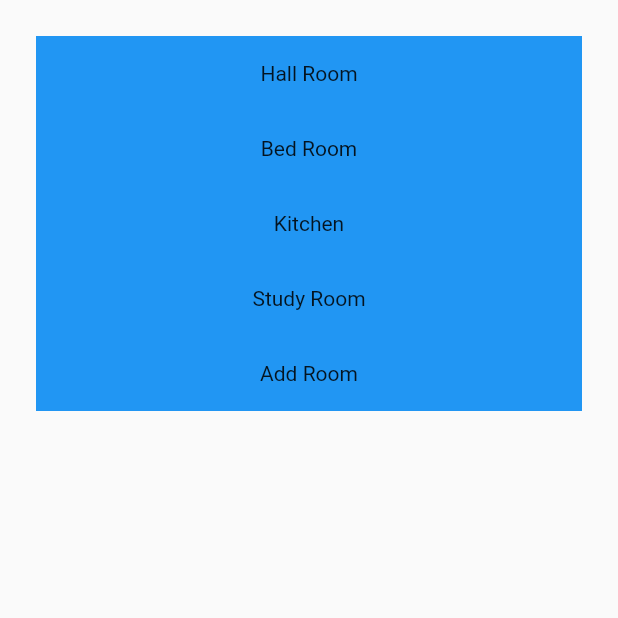
After one commit to Vedarutvija/flutter_iot, a Flutter app: the SettingsPage screen opened directly, on a phone screen of 412 x 824 dp, the top half of it. The commit adds this screen. Run offline on Flutter 3.47's test engine with Material 2 defaults, Android fonts, the phone set to English and light mode, and no system bars; our stand-ins replace curved_navigation_bar, flutter_settings_screens.

Commit message:
Settings issue closed

```diff
--- /dev/null
+++ b/lib/Screens/RoomSettings.dart
@@ -0,0 +1,115 @@
+import 'package:flutter/cupertino.dart';
+import 'package:flutter/material.dart';
+import 'package:flutter_settings_screens/flutter_settings_screens.dart';
+class SettingsPage extends StatefulWidget {
+  // const SettingsPage({Key? key}) : super(key: key);
+
+  @override
+  _SettingsPageState createState() => _SettingsPageState();
+}
+
+class _SettingsPageState extends State<SettingsPage> {
+  @override
+  Widget build(BuildContext context) => Scaffold (
+   body: SafeArea(
+      child: ListView(
+        padding: EdgeInsets.all(24),
+        children: [
+          Column(
+            children: <Widget>[
+              Container(
+                height: 50,
+                color: Colors.blue[500],
+                child: const Center(child: Text('Hall Room'))
+              ),
+              Container(
+                  height: 50,
+                  color: Colors.blue[500],
+                  child: const Center(child: Text('Bed Room'))
+
+              ),
+              Container(
+                  height: 50,
+                  color: Colors.blue[500],
+                  child: const Center(child: Text('Kitchen'))
+
+              ),
+              Container(
+                  height: 50,
+                  color: Colors.blue[500],
+                  child: const Center(child: Text('Study Room'))
+
+              ),
+              Container(
+                  height: 50,
+                  color: Colors.blue[500],
+                  child: const Center(child: Text('Add Room'))
+
+              ),
+              // SettingsGroup(
+              //   title: 'A',
+              //   children: [
+              //     Column(
+              //       children: [
+              // ]
+              // ),
+              // ],
+              // )
+            ],
+          ),
+        ],
+      ),
+  ),
+  );
+
+}
+
+// import 'package:untitled/Screens/HomePage.dart';
+//
+// void main() => runApp(MaterialApp(
+//   home: settings(),
+// ));
+//
+// class settings extends StatelessWidget {
+//   const settings({Key? key}) : super(key: key);
+//   @override
+//   Widget build(BuildContext context) {
+//     return Scaffold(
+//       body: Container(
+//         child: Column(
+//           children: [
+//             ListView(
+//               children: <Widget>[
+//                 Container(
+//                   height: 50,
+//                   color: Colors.blue[600],
+//                   child: const Center(child: Text('Living Room')),
+//                 ),
+//                 Container(
+//                   height: 50,
+//                   color: Colors.amber[500],
+//                   child: const Center(child: Text('Bed Room')),
+//                 ),
+//                 Container(
+//                   height: 50,
+//                   color: Colors.amber[100],
+//                   child: const Center(child: Text('Study Room')),
+//                 ),
+//                 Container(
+//                   height: 50,
+//                   color: Colors.blue[600],
+//                   child: const Center(child: Text('Kitchen')),
+//                 ),
+//                 Container(
+//                   height: 50,
+//                   color: Colors.blue[600],
+//                   child: const Center(child: Text('Add Room')),
+//                 ),
+//               ],
+//             )
+//           ],
+//         ),
+//       ),
+//     );
+//   }
+// }
```
Also changed, not shown: lib/Screens/HomePage.dart (+7 -8 lines), lib/Screens/HomeSettings.dart (added, +43 -0 lines), lib/Screens/settings.dart (deleted, +0 -51 lines).
